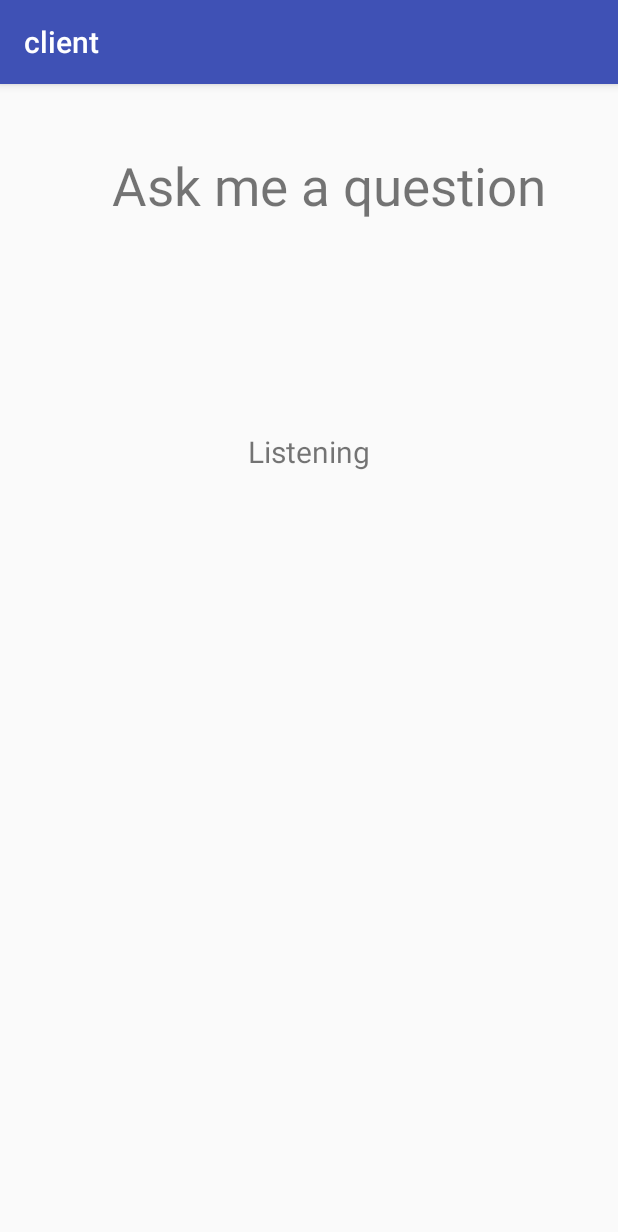
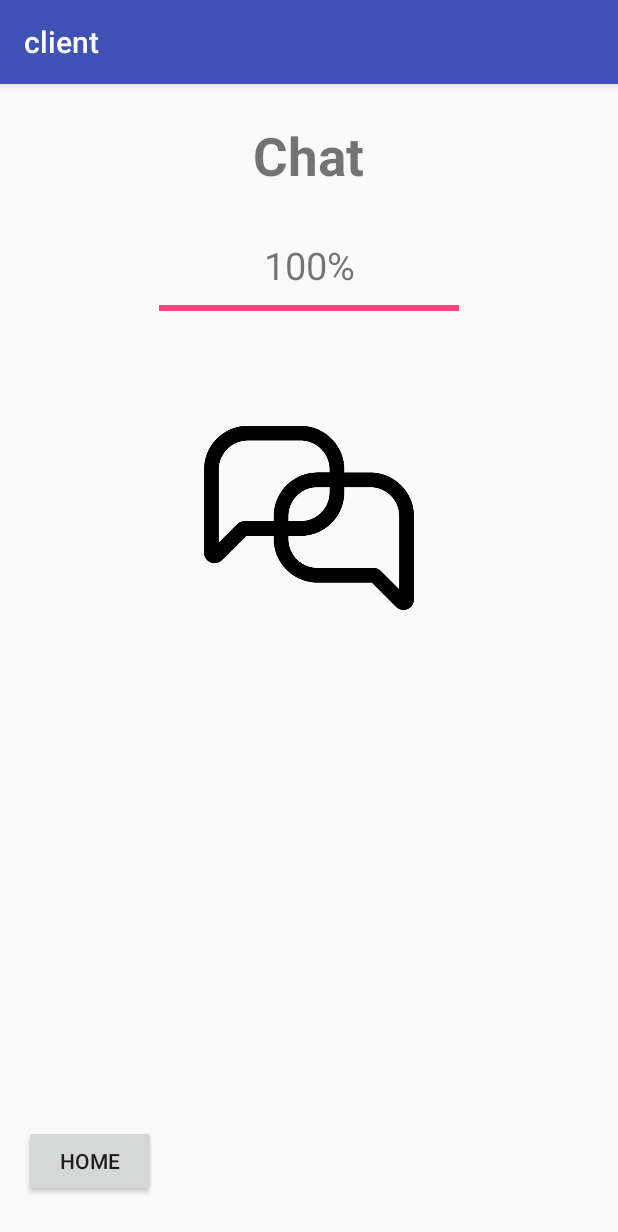
Before and after one commit to aaroncheung123/benni_device, an Android app: the ChatActivity screen opened directly, with no data from a screen before it, on a phone screen of 412 x 824 dp. Shown: the top 1232 px of the screen. Run offline under Robolectric (Android 15) with nearby library versions, the light colour scheme and no system bars; libraries missing offline, so code that uses them is left out: com.github.nkzawa.socketio; network calls fail; 5 statements that could not run were skipped.

Commit message:
Chat almost finished

```diff
--- a/app/src/main/java/com/aaroncheung/client/Games/ChatActivity.java
+++ b/app/src/main/java/com/aaroncheung/client/Games/ChatActivity.java
@@ -1,12 +1,18 @@
 package com.aaroncheung.client.Games;
 
+import android.content.Intent;
+import android.os.Handler;
 import android.support.v7.app.AppCompatActivity;
 import android.os.Bundle;
 import android.text.TextUtils;
 import android.util.Log;
 import android.view.View;
+import android.widget.ProgressBar;
+import android.widget.TextView;
 import android.widget.ToggleButton;
 
+import com.aaroncheung.client.Games.Drive.ManualDriveActivity;
+import com.aaroncheung.client.HomeActivity;
 import com.aaroncheung.client.Networking.SocketIO;
 import com.aaroncheung.client.Networking.UserInformationSingleton;
 import com.aaroncheung.client.R;
@@ -21,12 +27,18 @@ public class ChatActivity extends SocketIO {
 
     String TAG = "debug_123";
 
+    TextView chatTextView;
+    ProgressBar chatProgressBar;
+    UserInformationSingleton userInformationSingleton;
+
 
     @Override
     protected void onCreate(Bundle savedInstanceState) {
         super.onCreate(savedInstanceState);
         setContentView(R.layout.activity_chat);
 
+        userInformationSingleton = UserInformationSingleton.getInstance();
+        initializeManualDriveTimer();
         try {
             attemptSend("listen");
         } catch (JSONException e) {
@@ -45,4 +57,25 @@ public class ChatActivity extends SocketIO {
 
     }
 
+    public void chatToHomeButtonClick(View view){
+        startActivity(new Intent(ChatActivity.this, HomeActivity.class));
+    }
+
+    //*****************************
+    // Timer to check drive progress
+    //*****************************
+
+    public void initializeManualDriveTimer(){
+        final Handler handler = new Handler();
+        Runnable run = new Runnable() {
+            @Override
+            public void run() {
+                chatProgressBar.setProgress(userInformationSingleton.getChatProgressNumber());
+                chatTextView.setText(userInformationSingleton.getChatProgressNumber().toString() + "%");
+                handler.postDelayed(this, 10000);
+            }
+        };
+        handler.post(run);
+    }
+
 }
--- a/app/src/main/res/layout/activity_chat.xml
+++ b/app/src/main/res/layout/activity_chat.xml
@@ -6,26 +6,60 @@
     android:layout_height="match_parent"
     tools:context=".Games.ChatActivity">
 
-    <TextView
-        android:id="@+id/textView3"
+    <Button
+        android:id="@+id/chatToHomeButton"
         android:layout_width="wrap_content"
         android:layout_height="wrap_content"
-        android:layout_marginTop="140dp"
-        android:text="Listening"
-        android:textSize="20sp"
-        app:layout_constraintEnd_toEndOf="parent"
-        app:layout_constraintStart_toStartOf="parent"
-        app:layout_constraintTop_toBottomOf="@+id/textView2" />
+        android:layout_marginBottom="26dp"
+        android:layout_marginStart="16dp"
+        android:onClick="chatToHomeButtonClick"
+        android:text="home"
+        app:layout_constraintBottom_toBottomOf="parent"
+        app:layout_constraintStart_toStartOf="parent" />
 
     <TextView
         android:id="@+id/textView2"
         android:layout_width="wrap_content"
         android:layout_height="wrap_content"
-        android:layout_marginTop="44dp"
-        android:text="Ask me a question"
+        android:layout_marginStart="8dp"
+        android:layout_marginTop="24dp"
+        android:text="Chat "
         android:textSize="35sp"
+        android:textStyle="bold"
         app:layout_constraintEnd_toEndOf="parent"
-        app:layout_constraintHorizontal_bias="0.61"
         app:layout_constraintStart_toStartOf="parent"
         app:layout_constraintTop_toTopOf="parent" />
+
+    <TextView
+        android:id="@+id/chatTextView"
+        android:layout_width="wrap_content"
+        android:layout_height="wrap_content"
+        android:layout_marginTop="32dp"
+        android:text="100%"
+        android:textSize="25sp"
+        app:layout_constraintEnd_toEndOf="parent"
+        app:layout_constraintHorizontal_bias="0.501"
+        app:layout_constraintStart_toStartOf="parent"
+        app:layout_constraintTop_toBottomOf="@+id/textView2" />
+
+    <ProgressBar
+        android:id="@+id/chatProgressBar"
+        style="?android:attr/progressBarStyleHorizontal"
+        android:layout_width="200dp"
+        android:layout_height="20dp"
+        android:layout_marginTop="68dp"
+        android:progress="100"
+        app:layout_constraintEnd_toEndOf="parent"
+        app:layout_constraintStart_toStartOf="parent"
+        app:layout_constraintTop_toBottomOf="@+id/textView2" />
+
+    <ImageView
+        android:id="@+id/imageView"
+        android:layout_width="140dp"
+        android:layout_height="140dp"
+        android:layout_marginTop="80dp"
+        app:layout_constraintEnd_toEndOf="parent"
+        app:layout_constraintStart_toStartOf="parent"
+        app:layout_constraintTop_toTopOf="@+id/chatProgressBar"
+        app:srcCompat="@drawable/chat" />
 </android.support.constraint.ConstraintLayout>
--- a/app/src/main/res/layout/activity_home.xml
+++ b/app/src/main/res/layout/activity_home.xml
@@ -35,7 +35,7 @@
         android:layout_marginStart="28dp"
         android:layout_marginTop="60dp"
         android:onClick="mathButtonClick"
-        android:text="Math"
+        android:text="Game"
         app:layout_constraintStart_toStartOf="parent"
         app:layout_constraintTop_toTopOf="@+id/chatButton" />
 
@@ -52,7 +52,7 @@
 
     <ImageView
         android:id="@+id/imageView3"
-        android:layout_width="500dp"
+        android:layout_width="502dp"
         android:layout_height="250dp"
         app:layout_constraintEnd_toEndOf="parent"
         app:layout_constraintStart_toStartOf="parent"
--- a/app/src/main/res/layout/activity_manual_drive.xml
+++ b/app/src/main/res/layout/activity_manual_drive.xml
@@ -14,7 +14,8 @@
         android:layout_marginTop="24dp"
         android:text="Manual Drive"
         android:textAlignment="center"
-        android:textSize="25sp"
+        android:textSize="35sp"
+        android:textStyle="bold"
         app:layout_constraintEnd_toEndOf="parent"
         app:layout_constraintHorizontal_bias="0.474"
         app:layout_constraintStart_toStartOf="parent"
@@ -103,8 +104,7 @@
         android:layout_height="wrap_content"
         android:layout_marginTop="27dp"
         android:text="100%"
-        android:textSize="30sp"
-        android:textStyle="bold"
+        android:textSize="25sp"
         app:layout_constraintEnd_toEndOf="parent"
         app:layout_constraintStart_toStartOf="parent"
         app:layout_constraintTop_toBottomOf="@+id/driveTextView" />
```
